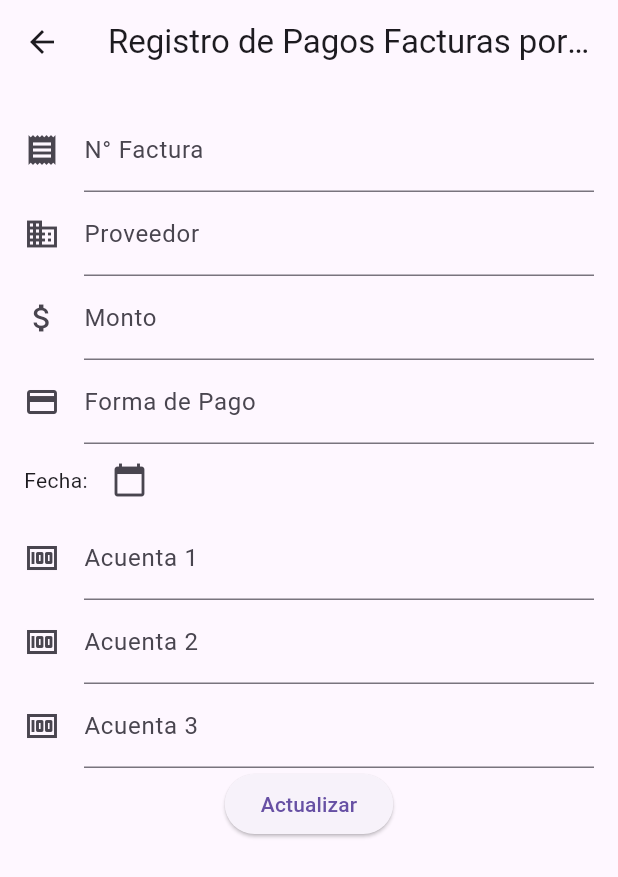
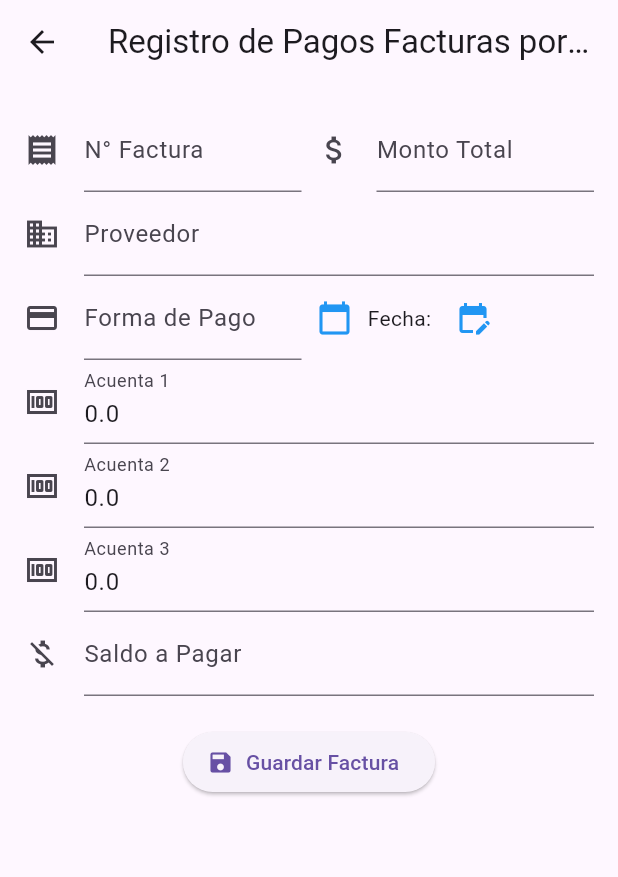
Before and after one commit to Annderx/App, a Flutter app: the RegistroPagarFacturas screen opened directly, on a phone screen of 412 x 824 dp. Shown: the top 877 px of the screen. Run offline on Flutter 3.47's test engine with Material 3 defaults, Android fonts, the phone set to English and light mode, and no system bars; our stand-ins replace pdf, printing, shared_preferences, sqflite; accounts and stored records are empty.

Commit message:
FacPagar.dart

```diff
--- a/lib/Administracion/Facturas/FacPagar.dart
+++ b/lib/Administracion/Facturas/FacPagar.dart
@@ -12,96 +12,65 @@ class RegistroPagarFacturas extends StatefulWidget {
 
 class _RegistroPagarFacturasState extends State<RegistroPagarFacturas> {
   final _formKey = GlobalKey<FormState>();
+
   final _nroFacturaController = TextEditingController();
   final _proveedorController = TextEditingController();
   final _montoController = TextEditingController();
   final _formaPagoController = TextEditingController();
+  final _acuenta1Controller = TextEditingController(text: '0.0');
+  final _acuenta2Controller = TextEditingController(text: '0.0');
+  final _acuenta3Controller = TextEditingController(text: '0.0');
+  final _saldoController = TextEditingController();
+
   DateTime? _fecha;
-  final _acuenta1Controller = TextEditingController();
-  final _acuenta2Controller = TextEditingController();
-  final _acuenta3Controller = TextEditingController();
 
-  void _mostrarMensaje(String mensaje) {
-    ScaffoldMessenger.of(context).showSnackBar(
-      SnackBar(content: Text(mensaje)),
+  @override
+  void dispose() {
+    _nroFacturaController.dispose();
+    _proveedorController.dispose();
+    _montoController.dispose();
+    _formaPagoController.dispose();
+    _acuenta1Controller.dispose();
+    _acuenta2Controller.dispose();
+    _acuenta3Controller.dispose();
+    _saldoController.dispose();
+    super.dispose();
+  }
+
+  void _calcularSaldo() {
+    double total = double.tryParse(_montoController.text) ?? 0.0;
+    double acuenta1 = double.tryParse(_acuenta1Controller.text) ?? 0.0;
+    double acuenta2 = double.tryParse(_acuenta2Controller.text) ?? 0.0;
+    double acuenta3 = double.tryParse(_acuenta3Controller.text) ?? 0.0;
+    double saldo = total - (acuenta1 + acuenta2 + acuenta3);
+    _saldoController.text = saldo.toStringAsFixed(2);
+  }
+
+  Widget _buildTextField(String label, TextEditingController controller,
+      {bool isNumeric = false, IconData? icon, Function(String)? onChanged}) {
+    return TextFormField(
+      controller: controller,
+      keyboardType: isNumeric ? TextInputType.number : TextInputType.text,
+      decoration: InputDecoration(
+        labelText: label,
+        icon: icon != null ? Icon(icon) : null,
+      ),
+      validator: (value) {
+        if (value == null || value.isEmpty) return 'Ingrese $label';
+        if (isNumeric && double.tryParse(value) == null) return 'Ingrese un número válido';
+        return null;
+      },
+      onChanged: onChanged,
     );
   }
 
-  @override
-  Widget build(BuildContext context) {
-    return Scaffold(
-      appBar: AppBar(
-        title: const Text('Registro de Pagos Facturas por Pagar'),
-      ),
-      body: SingleChildScrollView(
-        padding: const EdgeInsets.all(16.0),
-        child: Form(
-          key: _formKey,
-          child: Column(
-            crossAxisAlignment: CrossAxisAlignment.start,
+  Widget _buildFechaSelector() {
+    return Row(
       children: [
-              TextFormField(
-                controller: _nroFacturaController,
-                decoration: const InputDecoration(
-                  labelText: 'N° Factura',
-                  icon: Icon(Icons.receipt),
-                ),
-                validator: (value) {
-                  if (value == null || value.isEmpty) {
-                    return 'Por favor, ingrese el número de factura';
-                  }
-                  return null;
-                },
-              ),
-              TextFormField(
-                controller: _proveedorController,
-                decoration: const InputDecoration(
-                  labelText: 'Proveedor',
-                  icon: Icon(Icons.business),
-                ),
-                validator: (value) {
-                  if (value == null || value.isEmpty) {
-                    return 'Por favor, ingrese el nombre del proveedor';
-                  }
-                  return null;
-                },
-              ),
-              TextFormField(
-                controller: _montoController,
-                decoration: const InputDecoration(
-                  labelText: 'Monto',
-                  icon: Icon(Icons.attach_money),
-                ),
-                keyboardType: TextInputType.number,
-                validator: (value) {
-                  if (value == null || value.isEmpty) {
-                    return 'Por favor, ingrese el monto';
-                  }
-                  if (double.tryParse(value) == null) {
-                    return 'Por favor, ingrese un número válido';
-                  }
-                  return null;
-                },
-              ),
-              TextFormField(
-                controller: _formaPagoController,
-                decoration: const InputDecoration(
-                  labelText: 'Forma de Pago',
-                  icon: Icon(Icons.payment),
-                ),
-                validator: (value) {
-                  if (value == null || value.isEmpty) {
-                    return 'Por favor, ingrese la forma de pago';
-                  }
-                  return null;
-                },
-              ),
-              Row(
-                children: [
+        Icon(Icons.calendar_today, color: Colors.blue),
+        const SizedBox(width: 10),
         Text(
-                    _fecha != null
-                        ? 'Fecha: ${_fecha!.toString().split(' ')[0]}'
-                        : 'Fecha: ',
+          _fecha != null ? 'Fecha: ${_fecha!.toLocal().toString().split(' ')[0]}' : 'Fecha: ',
         ),
         IconButton(
           onPressed: () async {
@@ -112,63 +81,75 @@ class _RegistroPagarFacturasState extends State<RegistroPagarFacturas> {
               lastDate: DateTime.now(),
             );
             if (picked != null && picked != _fecha) {
-                        setState(() {
-                          _fecha = picked;
-                        });
+              setState(() => _fecha = picked);
             }
           },
-                    icon: const Icon(Icons.calendar_today),
+          icon: const Icon(Icons.edit_calendar, color: Colors.blue),
         ),
       ],
-              ),
-              TextFormField(
-                controller: _acuenta1Controller,
-                decoration: const InputDecoration(
-                  labelText: 'Acuenta 1',
-                  icon: Icon(Icons.money),
-                ),
-                keyboardType: TextInputType.number,
-              ),
-              TextFormField(
-                controller: _acuenta2Controller,
-                decoration: const InputDecoration(
-                  labelText: 'Acuenta 2',
-                  icon: Icon(Icons.money),
-                ),
-                keyboardType: TextInputType.number,
-              ),
-              TextFormField(
-                controller: _acuenta3Controller,
-                decoration: const InputDecoration(
-                  labelText: 'Acuenta 3',
-                  icon: Icon(Icons.money),
-                ),
-                keyboardType: TextInputType.number,
-              ),
-              Center(
-                child: ElevatedButton(
-                  onPressed: () {
-                    if (_formKey.currentState!.validate()) {
+    );
+  }
+
+  void _guardarFactura() {
+    if (!_formKey.currentState!.validate()) return;
+
     final factura = FacturaPagar(
       nroFactura: _nroFacturaController.text,
       proveedor: _proveedorController.text,
       monto: double.parse(_montoController.text),
       formaPago: _formaPagoController.text,
       fecha: _fecha!,
-                        acuenta1: double.tryParse(_acuenta1Controller.text) ?? 0,
-                        acuenta2: double.tryParse(_acuenta2Controller.text) ?? 0,
-                        acuenta3: double.tryParse(_acuenta3Controller.text) ?? 0,
+      acuenta1: double.parse(_acuenta1Controller.text),
+      acuenta2: double.parse(_acuenta2Controller.text),
+      acuenta3: double.parse(_acuenta3Controller.text),
     );
-                      Provider.of<FacturaPagarProvider>(context, listen: false)
-                          .agregarFactura(factura);
+
+    Provider.of<FacturaPagarProvider>(context, listen: false).agregarFactura(factura);
+
+    _mostrarMensaje('Factura agregada con éxito');
     _formKey.currentState!.reset();
     _fecha = null;
     setState(() {});
-                      _mostrarMensaje('Factura agregada con éxito');
   }
-                  },
-                  child: const Text('Actualizar'),
+
+  void _mostrarMensaje(String mensaje) {
+    ScaffoldMessenger.of(context).showSnackBar(SnackBar(content: Text(mensaje)));
+  }
+
+  @override
+  Widget build(BuildContext context) {
+    return Scaffold(
+      appBar: AppBar(title: const Text('Registro de Pagos Facturas por Pagar')),
+      body: SingleChildScrollView(
+        padding: const EdgeInsets.all(16.0),
+        child: Form(
+          key: _formKey,
+          child: Column(
+            children: [
+              Row(
+                children: [
+                  Expanded(child: _buildTextField('N° Factura', _nroFacturaController, icon: Icons.receipt)),
+                  const SizedBox(width: 10),
+                  Expanded(child: _buildTextField('Monto Total', _montoController, isNumeric: true, icon: Icons.attach_money, onChanged: (_) => _calcularSaldo())),
+                ],
               ),
+              _buildTextField('Proveedor', _proveedorController, icon: Icons.business),
+              Row(
+                children: [
+                  Expanded(child: _buildTextField('Forma de Pago', _formaPagoController, icon: Icons.payment)),
+                  const SizedBox(width: 10),
+                  Expanded(child: _buildFechaSelector()),
+                ],
+              ),
+              _buildTextField('Acuenta 1', _acuenta1Controller, isNumeric: true, icon: Icons.money, onChanged: (_) => _calcularSaldo()),
+              _buildTextField('Acuenta 2', _acuenta2Controller, isNumeric: true, icon: Icons.money, onChanged: (_) => _calcularSaldo()),
+              _buildTextField('Acuenta 3', _acuenta3Controller, isNumeric: true, icon: Icons.money, onChanged: (_) => _calcularSaldo()),
+              _buildTextField('Saldo a Pagar', _saldoController, isNumeric: true, icon: Icons.money_off),
+              const SizedBox(height: 20),
+              ElevatedButton.icon(
+                onPressed: _guardarFactura,
+                icon: const Icon(Icons.save),
+                label: const Text('Guardar Factura'),
               ),
             ],
           ),
```
Lines whose indentation alone changed are shown as unchanged.
